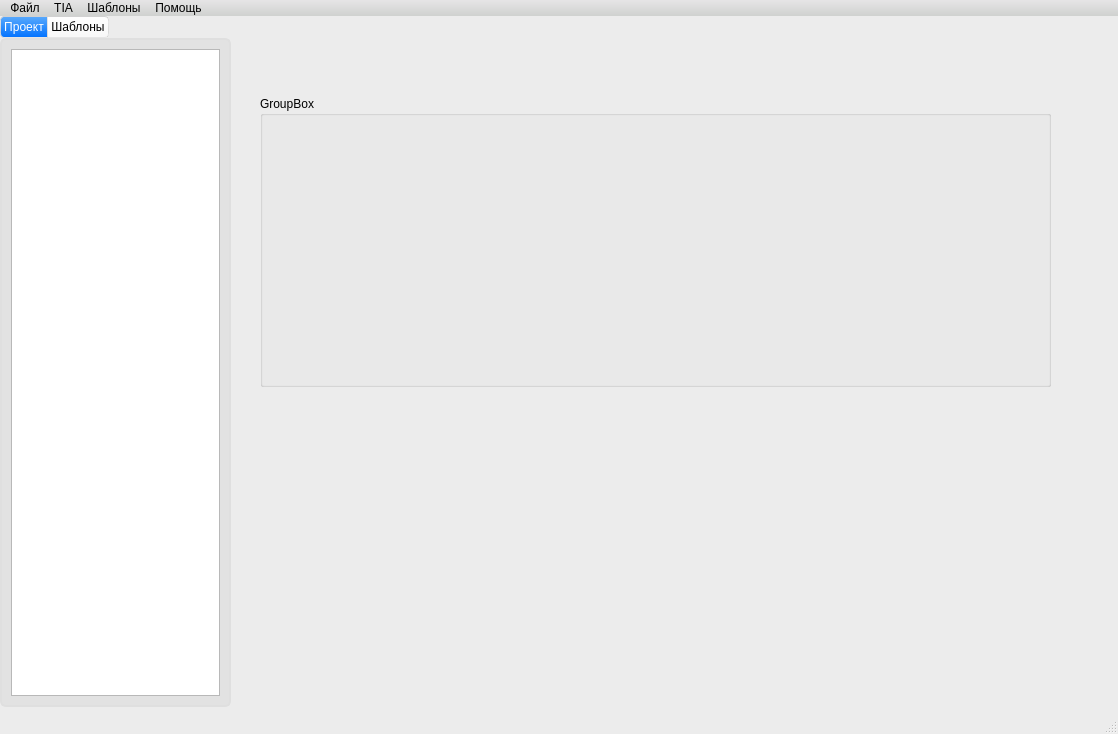
The window that mainwindow.ui (allovaro/BlockGenerator) describes before a commit, drawn with Qt 5.
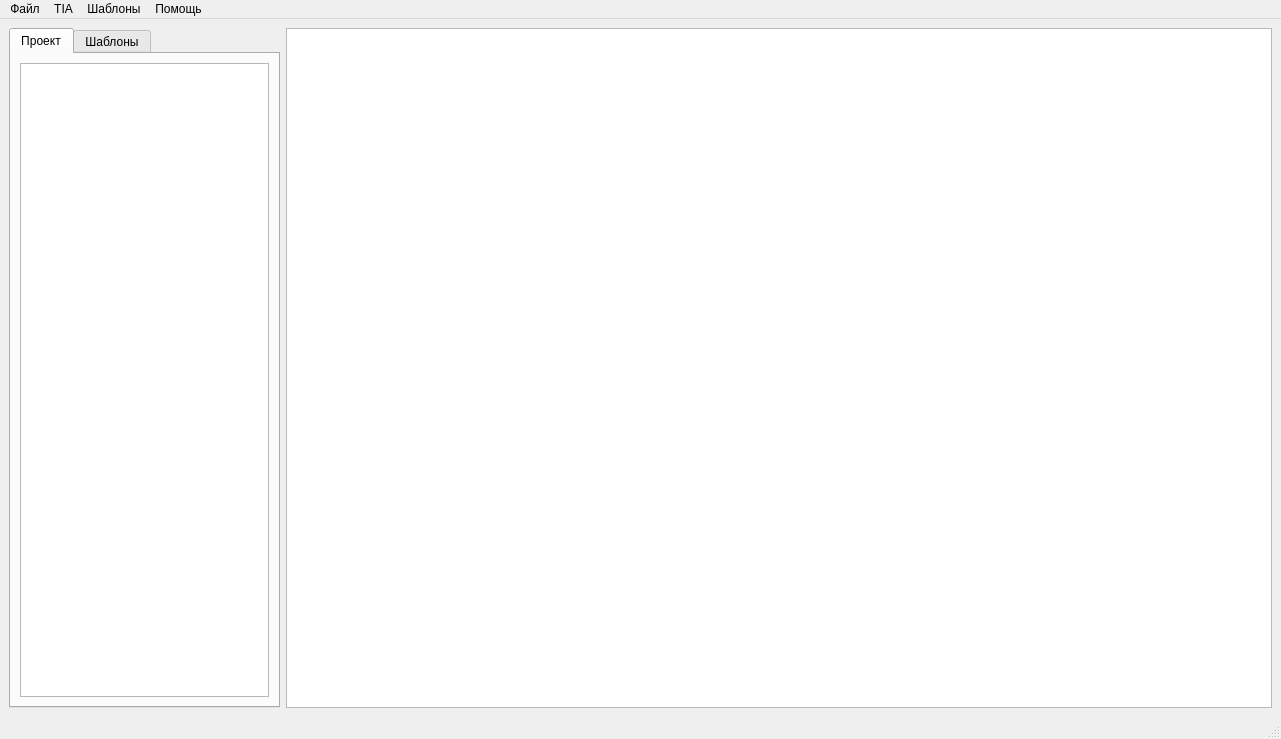
The same window after the commit. Icons and pictures are not drawn.

```diff
--- a/mainwindow.ui
+++ b/mainwindow.ui
@@ -6,8 +6,8 @@
    <rect>
     <x>0</x>
     <y>0</y>
-    <width>1118</width>
-    <height>734</height>
+    <width>1281</width>
+    <height>739</height>
    </rect>
   </property>
   <property name="windowTitle">
@@ -18,621 +18,55 @@
     <normaloff>icons/icon.png</normaloff>icons/icon.png</iconset>
   </property>
   <property name="styleSheet">
-   <string notr="true">/*
-Aqua Style Sheet for QT Applications
-Author: Jaime A. Quiroga P.
-Company: GTRONICK
-Last updated: 22/01/2019, 07:55.
-Available at: https://github.com/GTRONICK/QSS/blob/master/Aqua.qss
-*/
-QMainWindow {
-	background-color:#ececec;
-}
-QTextEdit {
-	border-width: 1px;
-	border-style: solid;
-	border-color: qlineargradient(spread:pad, x1:0.5, y1:1, x2:0.5, y2:0, stop:0 rgba(0, 113, 255, 255), stop:1 rgba(91, 171, 252, 255));
-}
-QPlainTextEdit {
-	border-width: 1px;
-	border-style: solid;
-	border-color: qlineargradient(spread:pad, x1:0.5, y1:1, x2:0.5, y2:0, stop:0 rgba(0, 113, 255, 255), stop:1 rgba(91, 171, 252, 255));
-}
-QToolButton {
-	border-style: solid;
-	border-top-color: qlineargradient(spread:pad, x1:0.5, y1:1, x2:0.5, y2:0, stop:0 rgb(215, 215, 215), stop:1 rgb(222, 222, 222));
-	border-right-color: qlineargradient(spread:pad, x1:0, y1:0.5, x2:1, y2:0.5, stop:0 rgb(217, 217, 217), stop:1 rgb(227, 227, 227));
-	border-left-color: qlineargradient(spread:pad, x1:0, y1:0.5, x2:1, y2:0.5, stop:0 rgb(227, 227, 227), stop:1 rgb(217, 217, 217));
-	border-bottom-color: qlineargradient(spread:pad, x1:0.5, y1:1, x2:0.5, y2:0, stop:0 rgb(215, 215, 215), stop:1 rgb(222, 222, 222));
-	border-width: 1px;
-	border-radius: 5px;
-	color: rgb(0,0,0);
-	padding: 2px;
-	background-color: rgb(255,255,255);
-}
-QToolButton:hover{
-	border-style: solid;
-	border-top-color: qlineargradient(spread:pad, x1:0.5, y1:1, x2:0.5, y2:0, stop:0 rgb(195, 195, 195), stop:1 rgb(222, 222, 222));
-	border-right-color: qlineargradient(spread:pad, x1:0, y1:0.5, x2:1, y2:0.5, stop:0 rgb(197, 197, 197), stop:1 rgb(227, 227, 227));
-	border-left-color: qlineargradient(spread:pad, x1:0, y1:0.5, x2:1, y2:0.5, stop:0 rgb(227, 227, 227), stop:1 rgb(197, 197, 197));
-	border-bottom-color: qlineargradient(spread:pad, x1:0.5, y1:1, x2:0.5, y2:0, stop:0 rgb(195, 195, 195), stop:1 rgb(222, 222, 222));
-	border-width: 1px;
-	border-radius: 5px;
-	color: rgb(0,0,0);
-	padding: 2px;
-	background-color: rgb(255,255,255);
-}
-QToolButton:pressed{
-	border-style: solid;
-	border-top-color: qlineargradient(spread:pad, x1:0.5, y1:1, x2:0.5, y2:0, stop:0 rgb(215, 215, 215), stop:1 rgb(222, 222, 222));
-	border-right-color: qlineargradient(spread:pad, x1:0, y1:0.5, x2:1, y2:0.5, stop:0 rgb(217, 217, 217), stop:1 rgb(227, 227, 227));
-	border-left-color: qlineargradient(spread:pad, x1:0, y1:0.5, x2:1, y2:0.5, stop:0 rgb(227, 227, 227), stop:1 rgb(217, 217, 217));
-	border-bottom-color: qlineargradient(spread:pad, x1:0.5, y1:1, x2:0.5, y2:0, stop:0 rgb(215, 215, 215), stop:1 rgb(222, 222, 222));
-	border-width: 1px;
-	border-radius: 5px;
-	color: rgb(0,0,0);
-	padding: 2px;
-	background-color: rgb(142,142,142);
-}
-QPushButton{
-	border-style: solid;
-	border-top-color: qlineargradient(spread:pad, x1:0.5, y1:1, x2:0.5, y2:0, stop:0 rgb(215, 215, 215), stop:1 rgb(222, 222, 222));
-	border-right-color: qlineargradient(spread:pad, x1:0, y1:0.5, x2:1, y2:0.5, stop:0 rgb(217, 217, 217), stop:1 rgb(227, 227, 227));
-	border-left-color: qlineargradient(spread:pad, x1:0, y1:0.5, x2:1, y2:0.5, stop:0 rgb(227, 227, 227), stop:1 rgb(217, 217, 217));
-	border-bottom-color: qlineargradient(spread:pad, x1:0.5, y1:1, x2:0.5, y2:0, stop:0 rgb(215, 215, 215), stop:1 rgb(222, 222, 222));
-	border-width: 1px;
-	border-radius: 5px;
-	color: rgb(0,0,0);
-	padding: 2px;
-	background-color: rgb(255,255,255);
-}
-QPushButton::default{
-	border-style: solid;
-	border-top-color: qlineargradient(spread:pad, x1:0.5, y1:1, x2:0.5, y2:0, stop:0 rgb(215, 215, 215), stop:1 rgb(222, 222, 222));
-	border-right-color: qlineargradient(spread:pad, x1:0, y1:0.5, x2:1, y2:0.5, stop:0 rgb(217, 217, 217), stop:1 rgb(227, 227, 227));
-	border-left-color: qlineargradient(spread:pad, x1:0, y1:0.5, x2:1, y2:0.5, stop:0 rgb(227, 227, 227), stop:1 rgb(217, 217, 217));
-	border-bottom-color: qlineargradient(spread:pad, x1:0.5, y1:1, x2:0.5, y2:0, stop:0 rgb(215, 215, 215), stop:1 rgb(222, 222, 222));
-	border-width: 1px;
-	border-radius: 5px;
-	color: rgb(0,0,0);
-	padding: 2px;
-	background-color: rgb(255,255,255);
-}
-QPushButton:hover{
-	border-style: solid;
-	border-top-color: qlineargradient(spread:pad, x1:0.5, y1:1, x2:0.5, y2:0, stop:0 rgb(195, 195, 195), stop:1 rgb(222, 222, 222));
-	border-right-color: qlineargradient(spread:pad, x1:0, y1:0.5, x2:1, y2:0.5, stop:0 rgb(197, 197, 197), stop:1 rgb(227, 227, 227));
-	border-left-color: qlineargradient(spread:pad, x1:0, y1:0.5, x2:1, y2:0.5, stop:0 rgb(227, 227, 227), stop:1 rgb(197, 197, 197));
-	border-bottom-color: qlineargradient(spread:pad, x1:0.5, y1:1, x2:0.5, y2:0, stop:0 rgb(195, 195, 195), stop:1 rgb(222, 222, 222));
-	border-width: 1px;
-	border-radius: 5px;
-	color: rgb(0,0,0);
-	padding: 2px;
-	background-color: rgb(255,255,255);
-}
-QPushButton:pressed{
-	border-style: solid;
-	border-top-color: qlineargradient(spread:pad, x1:0.5, y1:1, x2:0.5, y2:0, stop:0 rgb(215, 215, 215), stop:1 rgb(222, 222, 222));
-	border-right-color: qlineargradient(spread:pad, x1:0, y1:0.5, x2:1, y2:0.5, stop:0 rgb(217, 217, 217), stop:1 rgb(227, 227, 227));
-	border-left-color: qlineargradient(spread:pad, x1:0, y1:0.5, x2:1, y2:0.5, stop:0 rgb(227, 227, 227), stop:1 rgb(217, 217, 217));
-	border-bottom-color: qlineargradient(spread:pad, x1:0.5, y1:1, x2:0.5, y2:0, stop:0 rgb(215, 215, 215), stop:1 rgb(222, 222, 222));
-	border-width: 1px;
-	border-radius: 5px;
-	color: rgb(0,0,0);
-	padding: 2px;
-	background-color: rgb(142,142,142);
-}
-QPushButton:disabled{
-	border-style: solid;
-	border-top-color: qlineargradient(spread:pad, x1:0.5, y1:1, x2:0.5, y2:0, stop:0 rgb(215, 215, 215), stop:1 rgb(222, 222, 222));
-	border-right-color: qlineargradient(spread:pad, x1:0, y1:0.5, x2:1, y2:0.5, stop:0 rgb(217, 217, 217), stop:1 rgb(227, 227, 227));
-	border-left-color: qlineargradient(spread:pad, x1:0, y1:0.5, x2:1, y2:0.5, stop:0 rgb(227, 227, 227), stop:1 rgb(217, 217, 217));
-	border-bottom-color: qlineargradient(spread:pad, x1:0.5, y1:1, x2:0.5, y2:0, stop:0 rgb(215, 215, 215), stop:1 rgb(222, 222, 222));
-	border-width: 1px;
-	border-radius: 5px;
-	color: #808086;
-	padding: 2px;
-	background-color: rgb(142,142,142);
-}
-QLineEdit {
-	border-width: 1px; border-radius: 4px;
-	border-style: solid;
-	border-color: qlineargradient(spread:pad, x1:0.5, y1:1, x2:0.5, y2:0, stop:0 rgba(0, 113, 255, 255), stop:1 rgba(91, 171, 252, 255));
-}
-QLabel {
-	color: #000000;
-}
-QLCDNumber {
-	color: rgb(0, 113, 255, 255);
-}
-QProgressBar {
-	text-align: center;
-	color: rgb(240, 240, 240);
-	border-width: 1px; 
-	border-radius: 10px;
-	border-color: rgb(230, 230, 230);
-	border-style: solid;
-	background-color:rgb(207,207,207);
-}
-QProgressBar::chunk {
-	background-color: qlineargradient(spread:pad, x1:0.5, y1:1, x2:0.5, y2:0, stop:0 rgba(49, 147, 250, 255), stop:1 rgba(34, 142, 255, 255));
-	border-radius: 10px;
-}
-QMenuBar {
-	background-color: qlineargradient(spread:pad, x1:0.5, y1:1, x2:0.5, y2:0, stop:0 rgba(207, 209, 207, 255), stop:1 rgba(230, 229, 230, 255));
-}
-QMenuBar::item {
-	color: #000000;
-  	spacing: 3px;
-  	padding: 1px 4px;
-	background-color: qlineargradient(spread:pad, x1:0.5, y1:1, x2:0.5, y2:0, stop:0 rgba(207, 209, 207, 255), stop:1 rgba(230, 229, 230, 255));
-}
-
-QMenuBar::item:selected {
-  	background-color: qlineargradient(spread:pad, x1:0.5, y1:1, x2:0.5, y2:0, stop:0 rgba(0, 113, 255, 255), stop:1 rgba(91, 171, 252, 255));
-	color: #FFFFFF;
-}
-QMenu::item:selected {
-	border-style: solid;
-	border-top-color: transparent;
-	border-right-color: transparent;
-	border-left-color: qlineargradient(spread:pad, x1:0.5, y1:1, x2:0.5, y2:0, stop:0 rgba(0, 113, 255, 255), stop:1 rgba(91, 171, 252, 255));
-	border-bottom-color: transparent;
-	border-left-width: 2px;
-	color: #000000;
-	padding-left:15px;
-	padding-top:4px;
-	padding-bottom:4px;
-	padding-right:7px;
-}
-QMenu::item {
-	border-style: solid;
-	border-top-color: transparent;
-	border-right-color: transparent;
-	border-left-color: transparent;
-	border-bottom-color: transparent;
-	border-bottom-width: 1px;
-	color: #000000;
-	padding-left:17px;
-	padding-top:4px;
-	padding-bottom:4px;
-	padding-right:7px;
-}
-QTabWidget {
-	color:rgb(0,0,0);
-	background-color:#000000;
-}
-QTabWidget::pane {
-		border-color: rgb(223,223,223);
-		background-color:rgb(226,226,226);
-		border-style: solid;
-		border-width: 2px;
-    	border-radius: 6px;
-}
-QTabBar::tab:first {
-	border-style: solid;
-	border-left-width:1px;
-	border-right-width:0px;
-	border-top-width:1px;
-	border-bottom-width:1px;
-	border-top-color: rgb(209,209,209);
-	border-left-color: qlineargradient(spread:pad, x1:0.5, y1:1, x2:0.5, y2:0, stop:0 rgba(209, 209, 209, 209), stop:1 rgba(229, 229, 229, 229));
-	border-bottom-color: rgb(229,229,229);
-	border-top-left-radius: 4px;
-	border-bottom-left-radius: 4px;
-	color: #000000;
-	padding: 3px;
-	margin-left:0px;
-	background-color: qlineargradient(spread:pad, x1:0.5, y1:1, x2:0.5, y2:0, stop:0 rgba(247, 247, 247, 255), stop:1 rgba(255, 255, 255, 255));
-}
-QTabBar::tab:last {
-	border-style: solid;
-	border-width:1px;
-	border-top-color: rgb(209,209,209);
-	border-left-color: qlineargradient(spread:pad, x1:0.5, y1:1, x2:0.5, y2:0, stop:0 rgba(209, 209, 209, 209), stop:1 rgba(229, 229, 229, 229));
-	border-right-color: qlineargradient(spread:pad, x1:0.5, y1:1, x2:0.5, y2:0, stop:0 rgba(209, 209, 209, 209), stop:1 rgba(229, 229, 229, 229));
-	border-bottom-color: rgb(229,229,229);
-	border-top-right-radius: 4px;
-	border-bottom-right-radius: 4px;
-	color: #000000;
-	padding: 3px;
-	margin-left:0px;
-	background-color: qlineargradient(spread:pad, x1:0.5, y1:1, x2:0.5, y2:0, stop:0 rgba(247, 247, 247, 255), stop:1 rgba(255, 255, 255, 255));
-}
-QTabBar::tab {
-	border-style: solid;
-	border-top-width:1px;
-	border-bottom-width:1px;
-	border-left-width:1px;
-	border-top-color: rgb(209,209,209);
-	border-left-color: qlineargradient(spread:pad, x1:0.5, y1:1, x2:0.5, y2:0, stop:0 rgba(209, 209, 209, 209), stop:1 rgba(229, 229, 229, 229));
-	border-bottom-color: rgb(229,229,229);
-	color: #000000;
-	padding: 3px;
-	margin-left:0px;
-	background-color: qlineargradient(spread:pad, x1:0.5, y1:1, x2:0.5, y2:0, stop:0 rgba(247, 247, 247, 255), stop:1 rgba(255, 255, 255, 255));
-}
-QTabBar::tab:selected, QTabBar::tab:last:selected, QTabBar::tab:hover {
-  	border-style: solid;
-  	border-left-width:1px;
-	border-right-color: transparent;
-	border-top-color: rgb(209,209,209);
-	border-left-color: qlineargradient(spread:pad, x1:0.5, y1:1, x2:0.5, y2:0, stop:0 rgba(209, 209, 209, 209), stop:1 rgba(229, 229, 229, 229));
-	border-bottom-color: rgb(229,229,229);
-	color: #FFFFFF;
-	padding: 3px;
-	margin-left:0px;
-	background-color: qlineargradient(spread:pad, x1:0.5, y1:1, x2:0.5, y2:0, stop:0 rgba(0, 113, 255, 255), stop:1 rgba(91, 171, 252, 255));
-}
-
-QTabBar::tab:selected, QTabBar::tab:first:selected, QTabBar::tab:hover {
-  	border-style: solid;
-  	border-left-width:1px;
-  	border-bottom-width:1px;
-  	border-top-width:1px;
-	border-right-color: transparent;
-	border-top-color: rgb(209,209,209);
-	border-left-color: qlineargradient(spread:pad, x1:0.5, y1:1, x2:0.5, y2:0, stop:0 rgba(209, 209, 209, 209), stop:1 rgba(229, 229, 229, 229));
-	border-bottom-color: rgb(229,229,229);
-	color: #FFFFFF;
-	padding: 3px;
-	margin-left:0px;
-	background-color: qlineargradient(spread:pad, x1:0.5, y1:1, x2:0.5, y2:0, stop:0 rgba(0, 113, 255, 255), stop:1 rgba(91, 171, 252, 255));
-}
-
-QCheckBox {
-	color: #000000;
-	padding: 2px;
-}
-QCheckBox:disabled {
-	color: #808086;
-	padding: 2px;
-}
-
-QCheckBox:hover {
-	border-radius:4px;
-	border-style:solid;
-	padding-left: 1px;
-	padding-right: 1px;
-	padding-bottom: 1px;
-	padding-top: 1px;
-	border-width:1px;
-	border-color: transparent;
-}
-QCheckBox::indicator:checked {
-
-	height: 10px;
-	width: 10px;
-	border-style:solid;
-	border-width: 1px;
-	border-color: qlineargradient(spread:pad, x1:0.5, y1:1, x2:0.5, y2:0, stop:0 rgba(0, 113, 255, 255), stop:1 rgba(91, 171, 252, 255));
-	color: #000000;
-	background-color: qlineargradient(spread:pad, x1:0.5, y1:1, x2:0.5, y2:0, stop:0 rgba(0, 113, 255, 255), stop:1 rgba(91, 171, 252, 255));
-}
-QCheckBox::indicator:unchecked {
-
-	height: 10px;
-	width: 10px;
-	border-style:solid;
-	border-width: 1px;
-	border-color: qlineargradient(spread:pad, x1:0.5, y1:1, x2:0.5, y2:0, stop:0 rgba(0, 113, 255, 255), stop:1 rgba(91, 171, 252, 255));
-	color: #000000;
-}
-QRadioButton {
-	color: 000000;
-	padding: 1px;
-}
-QRadioButton::indicator:checked {
-	height: 10px;
-	width: 10px;
-	border-style:solid;
-	border-radius:5px;
-	border-width: 1px;
-	border-color: qlineargradient(spread:pad, x1:0.5, y1:1, x2:0.5, y2:0, stop:0 rgba(0, 113, 255, 255), stop:1 rgba(91, 171, 252, 255));
-	color: #a9b7c6;
-	background-color: qlineargradient(spread:pad, x1:0.5, y1:1, x2:0.5, y2:0, stop:0 rgba(0, 113, 255, 255), stop:1 rgba(91, 171, 252, 255));
-}
-QRadioButton::indicator:!checked {
-	height: 10px;
-	width: 10px;
-	border-style:solid;
-	border-radius:5px;
-	border-width: 1px;
-	border-color: qlineargradient(spread:pad, x1:0.5, y1:1, x2:0.5, y2:0, stop:0 rgba(0, 113, 255, 255), stop:1 rgba(91, 171, 252, 255));
-	color: #a9b7c6;
-	background-color: transparent;
-}
-QStatusBar {
-	color:#027f7f;
-}
-QSpinBox {
-	border-style: solid;
-	border-width: 1px;
-	border-color: qlineargradient(spread:pad, x1:0.5, y1:1, x2:0.5, y2:0, stop:0 rgba(0, 113, 255, 255), stop:1 rgba(91, 171, 252, 255));
-}
-QDoubleSpinBox {
-	border-style: solid;
-	border-width: 1px;
-	border-color: qlineargradient(spread:pad, x1:0.5, y1:1, x2:0.5, y2:0, stop:0 rgba(0, 113, 255, 255), stop:1 rgba(91, 171, 252, 255));
-}
-QTimeEdit {
-	border-style: solid;
-	border-width: 1px;
-	border-color: qlineargradient(spread:pad, x1:0.5, y1:1, x2:0.5, y2:0, stop:0 rgba(0, 113, 255, 255), stop:1 rgba(91, 171, 252, 255));
-}
-QDateTimeEdit {
-	border-style: solid;
-	border-width: 1px;
-	border-color: qlineargradient(spread:pad, x1:0.5, y1:1, x2:0.5, y2:0, stop:0 rgba(0, 113, 255, 255), stop:1 rgba(91, 171, 252, 255));
-}
-QDateEdit {
-	border-style: solid;
-	border-width: 1px;
-	border-color: qlineargradient(spread:pad, x1:0.5, y1:1, x2:0.5, y2:0, stop:0 rgba(0, 113, 255, 255), stop:1 rgba(91, 171, 252, 255));
-}
-
-QToolBox {
-	color: #a9b7c6;
-	background-color:#000000;
-}
-QToolBox::tab {
-	color: #a9b7c6;
-	background-color:#000000;
-}
-QToolBox::tab:selected {
-	color: #FFFFFF;
-	background-color:#000000;
-}
-QScrollArea {
-	color: #FFFFFF;
-	background-color:#000000;
-}
-QSlider::groove:horizontal {
-	height: 5px;
-	background-color: qlineargradient(spread:pad, x1:0.5, y1:1, x2:0.5, y2:0, stop:0 rgba(49, 147, 250, 255), stop:1 rgba(34, 142, 255, 255));
-}
-QSlider::groove:vertical {
-	width: 5px;
-	background-color: qlineargradient(spread:pad, x1:0.5, y1:1, x2:0.5, y2:0, stop:0 rgba(49, 147, 250, 255), stop:1 rgba(34, 142, 255, 255));
-}
-QSlider::handle:horizontal {
-	background: rgb(253,253,253);
-	border-style: solid;
-	border-width: 1px;
-	border-color: rgb(207,207,207);
-	width: 12px;
-	margin: -5px 0;
-	border-radius: 7px;
-}
-QSlider::handle:vertical {
-	background: rgb(253,253,253);
-	border-style: solid;
-	border-width: 1px;
-	border-color: rgb(207,207,207);
-	height: 12px;
-	margin: 0 -5px;
-	border-radius: 7px;
-}
-QSlider::add-page:horizontal {
-    background: rgb(181,181,181);
-}
-QSlider::add-page:vertical {
-    background: rgb(181,181,181);
-}
-QSlider::sub-page:horizontal {
-    background-color: qlineargradient(spread:pad, x1:0.5, y1:1, x2:0.5, y2:0, stop:0 rgba(49, 147, 250, 255), stop:1 rgba(34, 142, 255, 255));
-}
-QSlider::sub-page:vertical {
-    background-color: qlineargradient(spread:pad, y1:0.5, x1:1, y2:0.5, x2:0, stop:0 rgba(49, 147, 250, 255), stop:1 rgba(34, 142, 255, 255));
-}
-QScrollBar:horizontal {
-	max-height: 20px;
-	border: 1px transparent grey;
-	margin: 0px 20px 0px 20px;
-}
-QScrollBar:vertical {
-	max-width: 20px;
-	border: 1px transparent grey;
-	margin: 20px 0px 20px 0px;
-}
-QScrollBar::handle:horizontal {
-	background: rgb(253,253,253);
-	border-style: solid;
-	border-width: 1px;
-	border-color: rgb(207,207,207);
-	border-radius: 7px;
-	min-width: 25px;
-}
-QScrollBar::handle:horizontal:hover {
-	background: rgb(253,253,253);
-	border-style: solid;
-	border-width: 1px;
-	border-color: rgb(147, 200, 200);
-	border-radius: 7px;
-	min-width: 25px;
-}
-QScrollBar::handle:vertical {
-	background: rgb(253,253,253);
-	border-style: solid;
-	border-width: 1px;
-	border-color: rgb(207,207,207);
-	border-radius: 7px;
-	min-height: 25px;
-}
-QScrollBar::handle:vertical:hover {
-	background: rgb(253,253,253);
-	border-style: solid;
-	border-width: 1px;
-	border-color: rgb(147, 200, 200);
-	border-radius: 7px;
-	min-height: 25px;
-}
-QScrollBar::add-line:horizontal {
-   border: 2px transparent grey;
-   border-top-right-radius: 7px;
-   border-bottom-right-radius: 7px;
-   background: rgba(34, 142, 255, 255);
-   width: 20px;
-   subcontrol-position: right;
-   subcontrol-origin: margin;
-}
-QScrollBar::add-line:horizontal:pressed {
-   border: 2px transparent grey;
-   border-top-right-radius: 7px;
-   border-bottom-right-radius: 7px;
-   background: rgb(181,181,181);
-   width: 20px;
-   subcontrol-position: right;
-   subcontrol-origin: margin;
-}
-QScrollBar::add-line:vertical {
-   border: 2px transparent grey;
-   border-bottom-left-radius: 7px;
-   border-bottom-right-radius: 7px;
-   background: rgba(34, 142, 255, 255);
-   height: 20px;
-   subcontrol-position: bottom;
-   subcontrol-origin: margin;
-}
-QScrollBar::add-line:vertical:pressed {
-   border: 2px transparent grey;
-   border-bottom-left-radius: 7px;
-   border-bottom-right-radius: 7px;
-   background: rgb(181,181,181);
-   height: 20px;
-   subcontrol-position: bottom;
-   subcontrol-origin: margin;
-}
-QScrollBar::sub-line:horizontal {
-   border: 2px transparent grey;
-   border-top-left-radius: 7px;
-   border-bottom-left-radius: 7px;
-   background: rgba(34, 142, 255, 255);
-   width: 20px;
-   subcontrol-position: left;
-   subcontrol-origin: margin;
-}
-QScrollBar::sub-line:horizontal:pressed {
-   border: 2px transparent grey;
-   border-top-left-radius: 7px;
-   border-bottom-left-radius: 7px;
-   background: rgb(181,181,181);
-   width: 20px;
-   subcontrol-position: left;
-   subcontrol-origin: margin;
-}
-QScrollBar::sub-line:vertical {
-   border: 2px transparent grey;
-   border-top-left-radius: 7px;
-   border-top-right-radius: 7px;
-   background: rgba(34, 142, 255, 255);
-   height: 20px;
-   subcontrol-position: top;
-   subcontrol-origin: margin;
-}
-QScrollBar::sub-line:vertical:pressed {
-   border: 2px transparent grey;
-   border-top-left-radius: 7px;
-   border-top-right-radius: 7px;
-   background: rgb(181,181,181);
-   height: 20px;
-   subcontrol-position: top;
-   subcontrol-origin: margin;
-}
-QScrollBar::left-arrow:horizontal {
-   border: 1px transparent grey;
-   border-top-left-radius: 3px;
-   border-bottom-left-radius: 3px;
-   width: 6px;
-   height: 6px;
-   background: white;
-}
-QScrollBar::right-arrow:horizontal {
-   border: 1px transparent grey;
-   border-top-right-radius: 3px;
-   border-bottom-right-radius: 3px;
-   width: 6px;
-   height: 6px;
-   background: white;
-}
-QScrollBar::up-arrow:vertical {
-   border: 1px transparent grey;
-   border-top-left-radius: 3px;
-   border-top-right-radius: 3px;
-   width: 6px;
-   height: 6px;
-   background: white;
-}
-QScrollBar::down-arrow:vertical {
-   border: 1px transparent grey;
-   border-bottom-left-radius: 3px;
-   border-bottom-right-radius: 3px;
-   width: 6px;
-   height: 6px;
-   background: white;
-}
-QScrollBar::add-page:horizontal, QScrollBar::sub-page:horizontal {
-   background: none;
-}
-QScrollBar::add-page:vertical, QScrollBar::sub-page:vertical {
-   background: none;
-}</string>
+   <string notr="true"/>
   </property>
   <widget class="QWidget" name="centralwidget">
-   <widget class="QGroupBox" name="groupBox">
-    <property name="geometry">
-     <rect>
-      <x>260</x>
-      <y>80</y>
-      <width>791</width>
-      <height>291</height>
-     </rect>
-    </property>
-    <property name="title">
-     <string>GroupBox</string>
-    </property>
-   </widget>
-   <widget class="QTabWidget" name="tabWidget">
-    <property name="geometry">
-     <rect>
-      <x>0</x>
-      <y>0</y>
-      <width>231</width>
-      <height>691</height>
-     </rect>
-    </property>
-    <property name="currentIndex">
-     <number>0</number>
-    </property>
-    <widget class="QWidget" name="project_tab">
-     <attribute name="title">
-      <string>Проект</string>
-     </attribute>
-     <layout class="QVBoxLayout" name="verticalLayout">
-      <item>
-       <widget class="QTreeView" name="project_tree"/>
-      </item>
-     </layout>
-    </widget>
-    <widget class="QWidget" name="template_tab">
-     <attribute name="title">
-      <string>Шаблоны</string>
-     </attribute>
-     <layout class="QGridLayout" name="gridLayout_2">
-      <item row="0" column="0">
-       <widget class="QListView" name="template_list"/>
-      </item>
-     </layout>
-    </widget>
-   </widget>
+   <layout class="QGridLayout" name="gridLayout">
+    <item row="0" column="0">
+     <widget class="QTabWidget" name="tabWidget">
+      <property name="maximumSize">
+       <size>
+        <width>271</width>
+        <height>16777215</height>
+       </size>
+      </property>
+      <property name="currentIndex">
+       <number>0</number>
+      </property>
+      <widget class="QWidget" name="project_tab">
+       <attribute name="title">
+        <string>Проект</string>
+       </attribute>
+       <layout class="QVBoxLayout" name="verticalLayout">
+        <item>
+         <widget class="QTreeView" name="project_tree"/>
+        </item>
+       </layout>
+      </widget>
+      <widget class="QWidget" name="template_tab">
+       <attribute name="title">
+        <string>Шаблоны</string>
+       </attribute>
+       <layout class="QGridLayout" name="gridLayout_2">
+        <item row="0" column="0">
+         <widget class="QListView" name="template_list"/>
+        </item>
+       </layout>
+      </widget>
+     </widget>
+    </item>
+    <item row="0" column="1">
+     <widget class="QTableWidget" name="tableWidget"/>
+    </item>
+   </layout>
   </widget>
   <widget class="QMenuBar" name="menubar">
    <property name="geometry">
     <rect>
      <x>0</x>
      <y>0</y>
-     <width>1118</width>
-     <height>18</height>
+     <width>1281</width>
+     <height>21</height>
     </rect>
    </property>
    <widget class="QMenu" name="menu_file">
```
Left out of the diff: 48 changed lines with no effect on the pictures.
